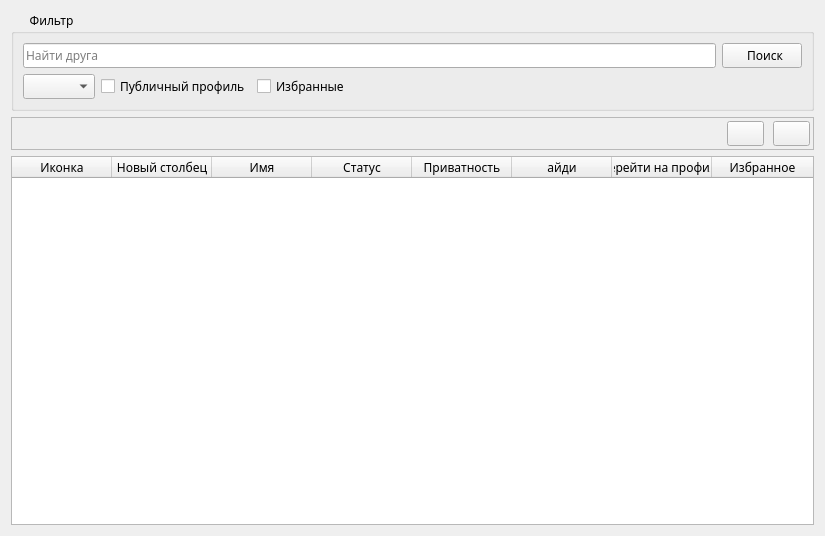
Old version of the form AraSteamManager/MainSubForms/formfriends.ui in the repository Arankir/AraSteamManager.
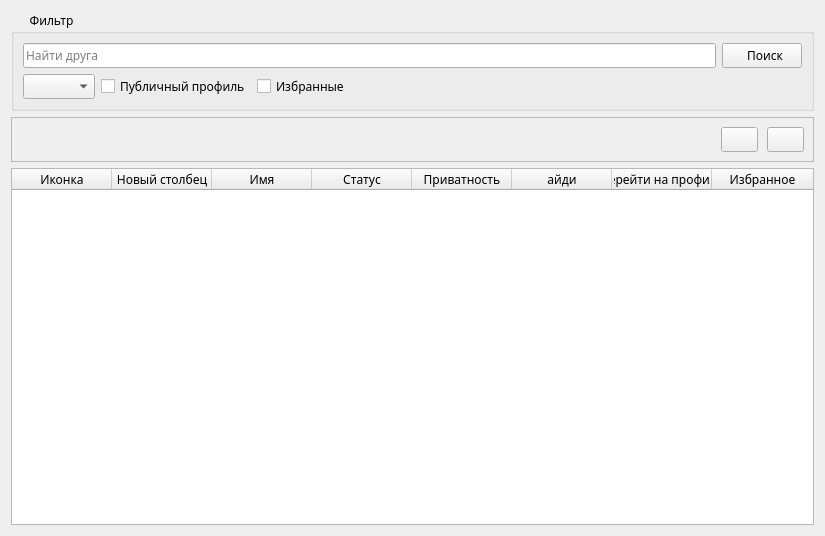
New version of the form.

Diff of the .ui file:
```diff
--- a/AraSteamManager/MainSubForms/formfriends.ui
+++ b/AraSteamManager/MainSubForms/formfriends.ui
@@ -97,16 +97,16 @@
        <number>9</number>
       </property>
       <property name="leftMargin">
-       <number>3</number>
+       <number>9</number>
       </property>
       <property name="topMargin">
-       <number>3</number>
+       <number>9</number>
       </property>
       <property name="rightMargin">
-       <number>3</number>
+       <number>9</number>
       </property>
       <property name="bottomMargin">
-       <number>3</number>
+       <number>9</number>
       </property>
       <item>
        <widget class="QLabel" name="LabelFriendIcon">
```
Left out of the diff: 2 changed lines with no effect on the pictures.
